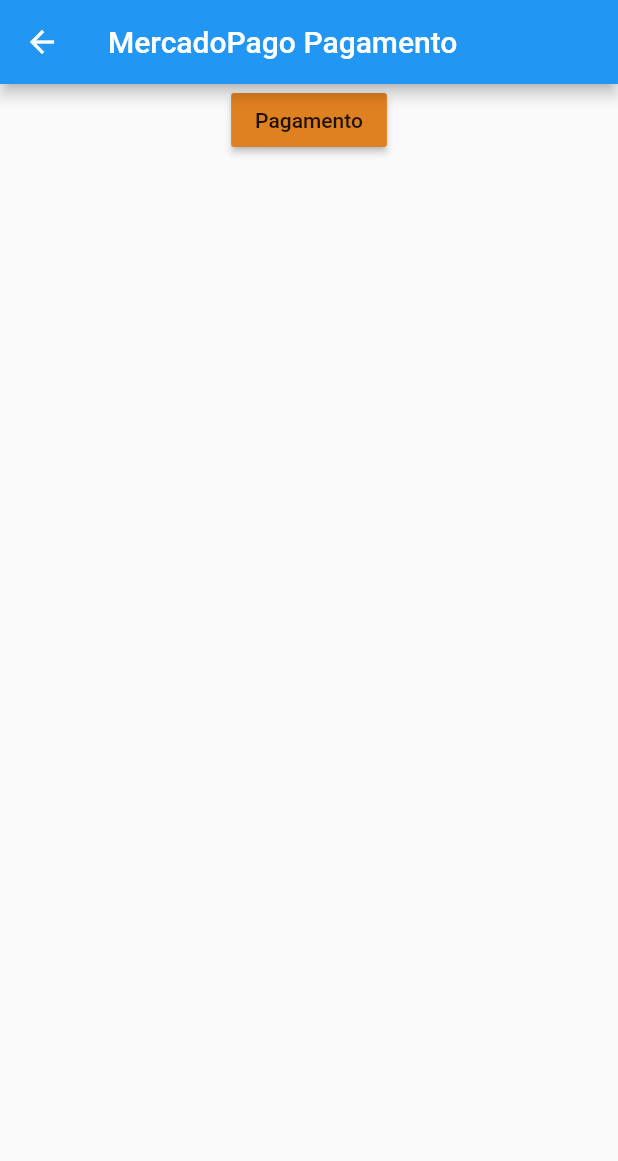
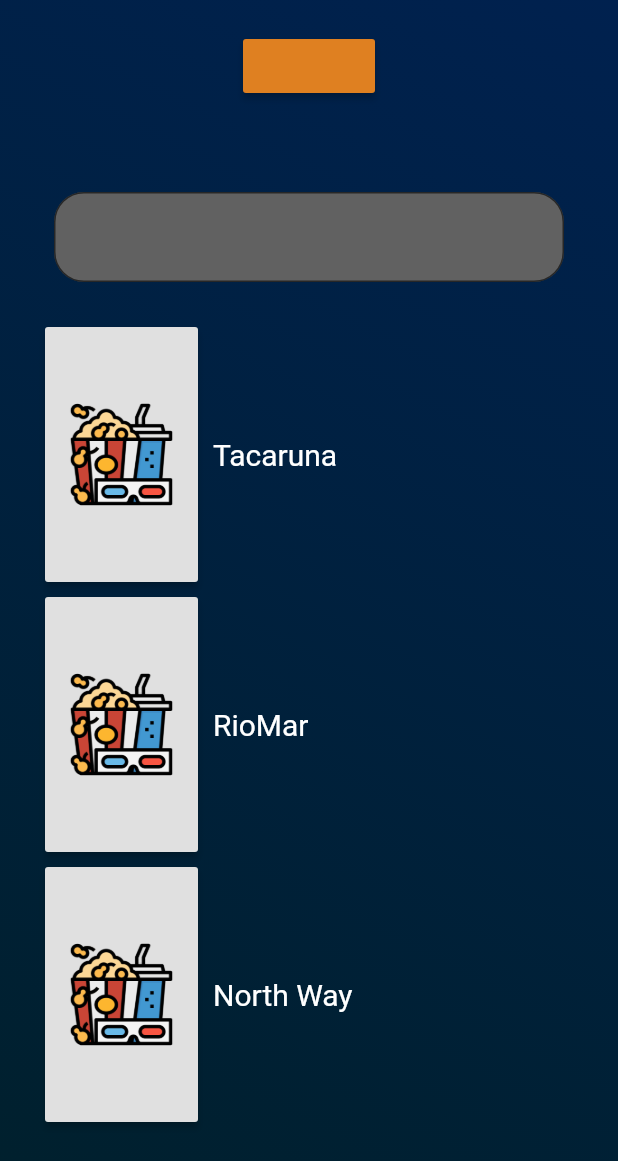
Before and after one commit to GyovanaLuni/CineTalk, a Flutter app: the HomePage screen opened by its route, after a tap on "Filmes", after a tap on "Compre seu ingresso", on a phone screen of 412 x 824 dp. Shown: the top 1161 px of the screen. Run offline on Flutter 3.47's test engine with Material 2 defaults, Android fonts, the phone set to English and light mode, and no system bars; our stand-ins replace carousel_slider; missing offline and left inert: mercado_pago_mobile_checkout; network calls fail.

```diff
--- /dev/null
+++ b/lib/Cinemas.dart
@@ -0,0 +1,126 @@
+import 'package:carousel_slider/carousel_slider.dart';
+import 'package:flutter/material.dart';
+import 'package:flutter/services.dart';
+
+
+class Cinemas1 extends StatefulWidget {
+  @override
+  _Cinemas1State createState() => _Cinemas1State();
+}
+
+class _Cinemas1State extends State<Cinemas1> {
+
+  Widget _body(){
+    return Column(
+
+      children: [
+        Container(
+          height: 20,
+        ),
+        RaisedButton(onPressed: () async {
+        Navigator.of(context).pushReplacementNamed ('/Principal');
+        },
+        color: Color.fromRGBO(223,128,33,1),),
+        Container(
+          height: 60,
+        ),
+        Container(
+            width: 340.0,
+            child: TextField(
+              decoration: InputDecoration(
+                  filled: true,
+                  fillColor: Color.fromARGB(255, 97, 97, 97),
+                  border: OutlineInputBorder(borderRadius: BorderRadius.circular(20),)
+              ),
+              style: TextStyle(
+                height: 1,
+                fontSize: 20.0,
+                color: Colors.black,
+              )
+            )
+        ),
+
+        Container(
+          height: 30,
+        ),
+        Row(
+            mainAxisAlignment: MainAxisAlignment.start,
+            children: [
+              Container(
+                width: 30,
+              ),
+              RaisedButton(onPressed: () async {
+              Navigator.of(context).pushReplacementNamed ('/Filmes');
+              },
+              child: Image.asset('assets/imgs/pipoca.png', width: 70, height: 170,),
+            ),
+            Container(
+              width: 10,
+            ),
+            Text("Tacaruna",style: TextStyle(color:Color.fromARGB(255, 255, 255, 255), fontSize:  20))
+          ],
+        ),
+        Container(height: 10),
+        Row(
+            mainAxisAlignment: MainAxisAlignment.start,
+            children: [
+              Container(
+                width: 30,
+              ),
+              RaisedButton(onPressed: () async {
+              Navigator.of(context).pushReplacementNamed ('/Filmes');
+              },
+              child: Image.asset('assets/imgs/pipoca.png', width: 70, height: 170,),
+            ),
+            Container(
+              width: 10,
+            ),
+            Text("RioMar",style: TextStyle(color:Color.fromARGB(255, 255, 255, 255), fontSize:  20))
+          ],
+        ),
+        Container(height: 10),
+        Row(
+            mainAxisAlignment: MainAxisAlignment.start,
+            children: [
+              Container(
+                width: 30,
+              ),
+              RaisedButton(onPressed: () async {
+              Navigator.of(context).pushReplacementNamed ('/Filmes');
+              },
+              child: Image.asset('assets/imgs/pipoca.png', width: 70, height: 170,),
+            ),
+            Container(
+              width: 10,
+            ),
+            Text("North Way",style: TextStyle(color:Color.fromARGB(255, 255, 255, 255), fontSize:  20))
+          ],
+        ),
+      ],
+    );
+  }
+
+
+  @override
+  Widget build(BuildContext context) {
+    return Scaffold(
+      body: Stack(
+        children: [
+          Container(
+          decoration: BoxDecoration(
+            gradient: LinearGradient(
+              begin: Alignment.topRight,
+              end: Alignment.bottomLeft,
+              colors: [
+                Color.fromARGB(255, 0, 33, 79),
+                Color.fromARGB(255, 0, 32, 44),
+              ],
+            )
+          ),
+        ),
+          _body(),
+        ],
+      )
+    );
+  }
+}
--- a/lib/home_page.dart
+++ b/lib/home_page.dart
@@ -60,7 +60,7 @@ class HomePageState extends State<HomePage>{
                 child: Text("Cadastro"),
                 color: Color.fromRGBO(223,128,33,1),),
                 RaisedButton(onPressed: () async {
-                  Navigator.of(context).pushReplacementNamed ('/Filmes');
+                  Navigator.of(context).pushReplacementNamed ('/Principal');
                 },
                 child: Text("Filmes"),
                 color: Color.fromRGBO(223,128,33,1),),
--- a/lib/teste.dart
+++ b/lib/teste.dart
@@ -1,14 +1,16 @@
 import 'package:carousel_slider/carousel_slider.dart';
 import 'package:flutter/material.dart';
 import 'package:flutter/services.dart';
-import 'package:mercado_pago_mobile_checkout/mercado_pago_mobile_checkout.dart';
 
-class Filmes extends StatefulWidget {
+
+
+class Principal extends StatefulWidget {
   @override
-  _FilmesState createState() => _FilmesState();
+  _PrincipalState createState() => _PrincipalState();
 }
 
-class _FilmesState extends State<Filmes> {
+class _PrincipalState extends State<Principal> {
+
   final List<String> imageList = [
     'https://pbs.twimg.com/media/E_qHbEYXIAQzRUu.jpg:large',
     'https://uauposters.com.br/media/catalog/product/cache/1/image/9df78eab33525d08d6e5fb8d27136e95/9/1/911720211216-uau-posters-jujutsu-kaisen-animes-3.jpg',
@@ -30,7 +32,7 @@ class _FilmesState extends State<Filmes> {
                   width: 10,
                 ),
                 Container(
-                  child:Text('Olá <Pessoa>', style: TextStyle(color:Color.fromARGB(255, 255, 255, 255), fontSize:  20)),
+                  child:Text('Olá, <Pessoa!>', style: TextStyle(color:Color.fromARGB(255, 255, 255, 255), fontSize:  20)),
                 )
               ],
             )
@@ -46,7 +48,7 @@ class _FilmesState extends State<Filmes> {
                 mainAxisAlignment: MainAxisAlignment.spaceAround,
                 children: [
                   RaisedButton(onPressed: () async {
-                  Navigator.of(context).pushReplacementNamed ('/pagamento');
+                  Navigator.of(context).pushReplacementNamed ('/Cinemas');
                 },
                   child: Text("Compre seu ingresso"),
                   color: Color.fromRGBO(223,128,33,1),),
--- a/lib/widg.dart
+++ b/lib/widg.dart
@@ -1,4 +1,6 @@
+import 'package:cinetalk/Cinemas.dart';
 import 'package:cinetalk/controlador.dart';
+import 'package:cinetalk/filmes.dart';
 import 'package:cinetalk/login.dart';
 import 'package:cinetalk/pagamento.dart';
 import 'package:cinetalk/teste.dart';
@@ -21,7 +23,9 @@ class AppW extends StatelessWidget{
           '/': (context) => login(),
           '/home': (context) => HomePage(),
           '/pagamento':(context) => Pagamento(),
-          '/Filmes':(context) => Filmes(),
+          '/Filmes':(context) => Filmes1(),
+          '/Principal':(context) => Principal(),
+          '/Cinemas':(context) => Cinemas1(),
         }
       );
       },
--- a/pubspec.yaml
+++ b/pubspec.yaml
@@ -31,8 +31,6 @@ dependencies:
     sdk: flutter
   mercado_pago_mobile_checkout: ^0.1.1
   carousel_slider: ^3.0.0
-  youtube_player_flutter: ^8.1.0
-
   # The following adds the Cupertino Icons font to your application.
   # Use with the CupertinoIcons class for iOS style icons.
   cupertino_icons: ^1.0.2
```
Also changed, not shown: lib/filmes.dart (added, +115 -0 lines), assets/imgs/Nw.jpg (added), assets/imgs/Nw.png (added), assets/imgs/RioMar.jpg (added), assets/imgs/Tacaruna.jpg (added).
